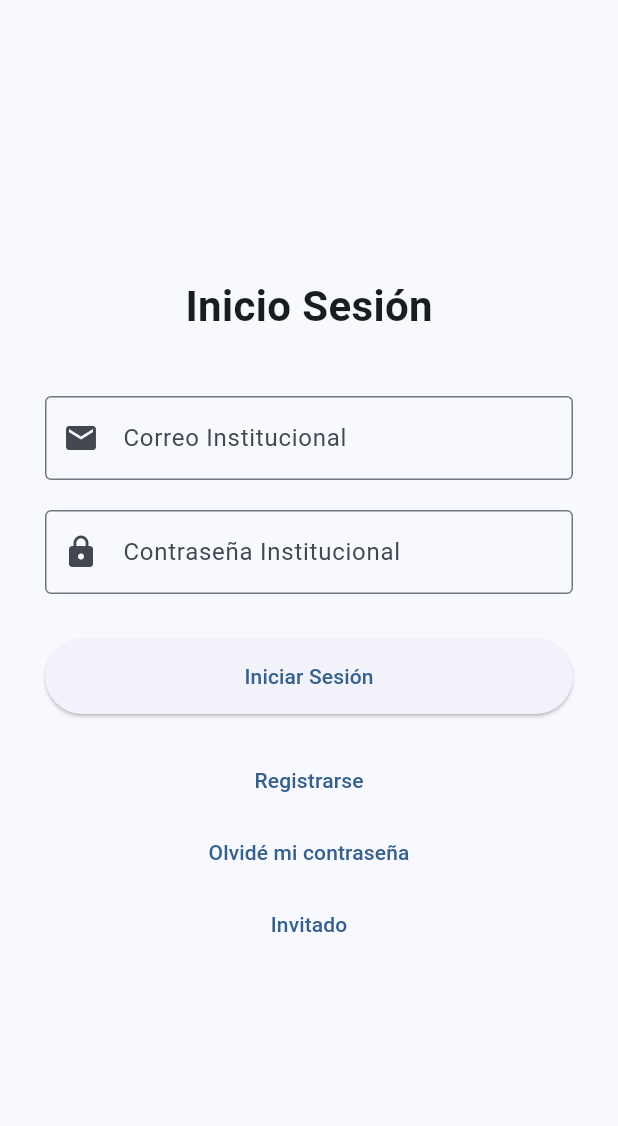
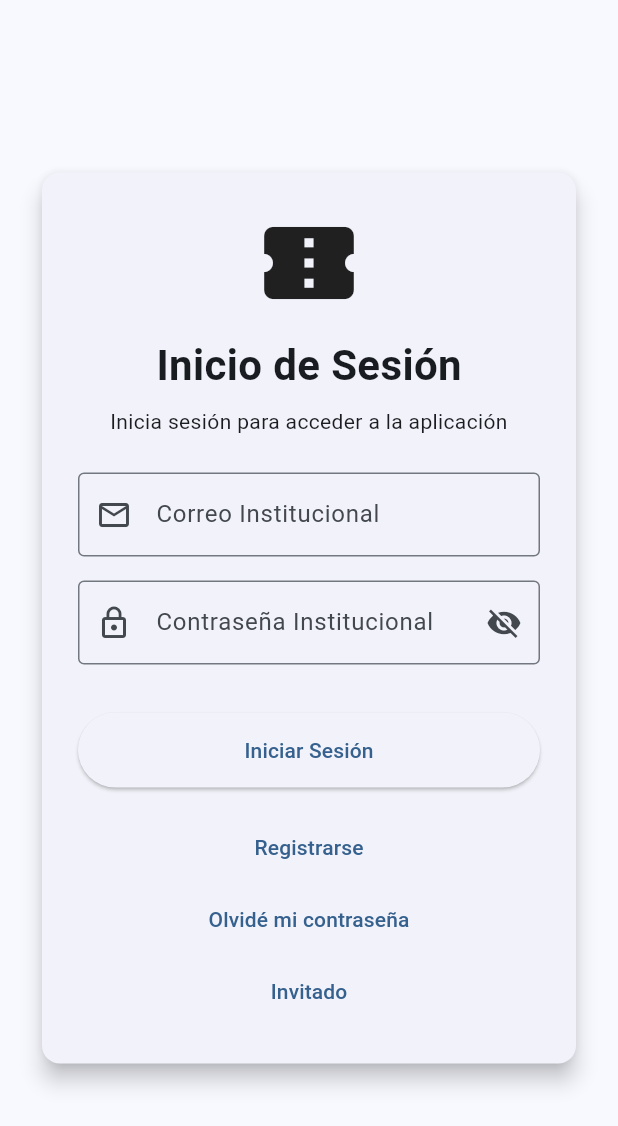
Before and after one commit to Robbienicur/UDLAP-Tickets, a Flutter app: the screen it shows after launch, on a phone screen of 412 x 824 dp. Shown: the top 1126 px of the screen. Run offline on Flutter 3.47's test engine with Material 3 defaults, Android fonts, the phone set to English and light mode, and no system bars.

Commit message:
Actualizacion de la interfaz del login

```diff
--- a/lib/screens/login_screen.dart
+++ b/lib/screens/login_screen.dart
@@ -10,8 +10,14 @@ class LoginScreen extends StatefulWidget {
 }
 
 class _LoginScreenState extends State<LoginScreen> {
-  final _correoController = TextEditingController();
-  final _contrasenaController = TextEditingController();
+  final GlobalKey<FormState> _formKey = GlobalKey<FormState>();
+
+  final TextEditingController _correoController = TextEditingController();
+  final TextEditingController _contrasenaController = TextEditingController();
+
+  bool _ocultarContrasena = true;
+  bool _cargando = false;
+  String _mensajeError = '';
 
   @override
   void dispose() {
@@ -20,12 +26,35 @@ class _LoginScreenState extends State<LoginScreen> {
     super.dispose();
   }
 
-  void _iniciarSesion() {
-    // Por ahora solo navega al home
+  Future<void> _iniciarSesion() async {
+    if (!_formKey.currentState!.validate()) return;
+
+    setState(() {
+      _cargando = true;
+      _mensajeError = '';
+    });
+
+    await Future.delayed(const Duration(seconds: 1));
+
+    final correo = _correoController.text.trim();
+    final contrasena = _contrasenaController.text.trim();
+
+    const correoValido = 'estudiante@udlap.mx';
+    const contrasenaValida = '123456';
+
+    if (!mounted) return;
+
+    if (correo == correoValido && contrasena == contrasenaValida) {
       Navigator.pushReplacement(
         context,
         MaterialPageRoute(builder: (context) => const HomeScreen()),
       );
+    } else {
+      setState(() {
+        _mensajeError = 'Correo o contraseña incorrectos';
+        _cargando = false;
+      });
+    }
   }
 
   void _irARegistro() {
@@ -42,63 +71,147 @@ class _LoginScreenState extends State<LoginScreen> {
     );
   }
 
+  void _recuperarContrasena() {
+    ScaffoldMessenger.of(context).showSnackBar(
+      const SnackBar(
+        content: Text('Función de recuperación aún no implementada'),
+      ),
+    );
+  }
+
+  String? _validarCorreo(String? value) {
+    final texto = value?.trim() ?? '';
+
+    if (texto.isEmpty) {
+      return 'Ingresa tu correo institucional';
+    }
+
+    if (!texto.contains('@') || !texto.contains('.')) {
+      return 'Ingresa un correo válido';
+    }
+
+    return null;
+  }
+
+  String? _validarContrasena(String? value) {
+    final texto = value?.trim() ?? '';
+
+    if (texto.isEmpty) {
+      return 'Ingresa tu contraseña';
+    }
+
+    if (texto.length < 6) {
+      return 'Debe tener al menos 6 caracteres';
+    }
+
+    return null;
+  }
+
   @override
   Widget build(BuildContext context) {
     return Scaffold(
-      body: Padding(
-        padding: const EdgeInsets.symmetric(horizontal: 30.0),
+      body: SafeArea(
         child: Center(
           child: SingleChildScrollView(
+            padding: const EdgeInsets.all(24),
+            child: ConstrainedBox(
+              constraints: const BoxConstraints(maxWidth: 420),
+              child: Card(
+                elevation: 6,
+                child: Padding(
+                  padding: const EdgeInsets.all(24),
+                  child: Form(
+                    key: _formKey,
                     child: Column(
-              mainAxisAlignment: MainAxisAlignment.center,
+                      mainAxisSize: MainAxisSize.min,
                       children: [
+                        const Icon(
+                          Icons.confirmation_num,
+                          size: 72,
+                        ),
+                        const SizedBox(height: 12),
                         const Text(
-                  'Inicio Sesión',
+                          'Inicio de Sesión',
                           style: TextStyle(
                             fontSize: 28,
                             fontWeight: FontWeight.bold,
                           ),
                         ),
-                const SizedBox(height: 40),
-                TextField(
+                        const SizedBox(height: 8),
+                        const Text(
+                          'Inicia sesión para acceder a la aplicación',
+                          textAlign: TextAlign.center,
+                        ),
+                        const SizedBox(height: 24),
+                        TextFormField(
                           controller: _correoController,
+                          keyboardType: TextInputType.emailAddress,
                           decoration: const InputDecoration(
                             labelText: 'Correo Institucional',
-                    prefixIcon: Icon(Icons.email),
+                            prefixIcon: Icon(Icons.email_outlined),
                             border: OutlineInputBorder(),
                           ),
-                  keyboardType: TextInputType.emailAddress,
+                          validator: _validarCorreo,
+                        ),
+                        const SizedBox(height: 16),
+                        TextFormField(
+                          controller: _contrasenaController,
+                          obscureText: _ocultarContrasena,
+                          decoration: InputDecoration(
+                            labelText: 'Contraseña Institucional',
+                            prefixIcon: const Icon(Icons.lock_outline),
+                            border: const OutlineInputBorder(),
+                            suffixIcon: IconButton(
+                              onPressed: () {
+                                setState(() {
+                                  _ocultarContrasena = !_ocultarContrasena;
+                                });
+                              },
+                              icon: Icon(
+                                _ocultarContrasena
+                                    ? Icons.visibility_off
+                                    : Icons.visibility,
+                              ),
+                            ),
+                          ),
+                          validator: _validarContrasena,
+                        ),
+                        const SizedBox(height: 12),
+                        if (_mensajeError.isNotEmpty)
+                          Text(
+                            _mensajeError,
+                            style: const TextStyle(
+                              color: Colors.red,
+                              fontWeight: FontWeight.w600,
+                            ),
                           ),
                         const SizedBox(height: 20),
-                TextField(
-                  controller: _contrasenaController,
-                  decoration: const InputDecoration(
-                    labelText: 'Contraseña Institucional',
-                    prefixIcon: Icon(Icons.lock),
-                    border: OutlineInputBorder(),
-                  ),
-                  obscureText: true,
-                ),
-                const SizedBox(height: 30),
                         SizedBox(
                           width: double.infinity,
                           child: ElevatedButton(
-                    onPressed: _iniciarSesion,
+                            onPressed: _cargando ? null : _iniciarSesion,
                             style: ElevatedButton.styleFrom(
                               padding: const EdgeInsets.symmetric(vertical: 15),
                             ),
-                    child: const Text('Iniciar Sesión'),
+                            child: _cargando
+                                ? const SizedBox(
+                                    width: 22,
+                                    height: 22,
+                                    child: CircularProgressIndicator(
+                                      strokeWidth: 2.5,
+                                      color: Colors.white,
+                                    ),
+                                  )
+                                : const Text('Iniciar Sesión'),
                           ),
                         ),
-                const SizedBox(height: 20),
+                        const SizedBox(height: 16),
                         TextButton(
                           onPressed: _irARegistro,
                           child: const Text('Registrarse'),
                         ),
                         TextButton(
-                  onPressed: () {
-                    // TODO: implementar recuperar contraseña
-                  },
+                          onPressed: _recuperarContrasena,
                           child: const Text('Olvidé mi contraseña'),
                         ),
                         TextButton(
@@ -110,6 +223,10 @@ class _LoginScreenState extends State<LoginScreen> {
                   ),
                 ),
               ),
+            ),
+          ),
+        ),
+      ),
     );
   }
 }
```
Lines whose indentation alone changed are shown as unchanged.
